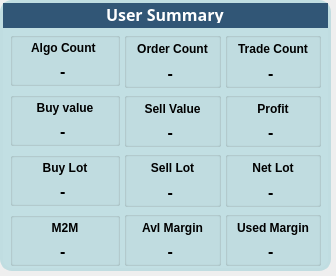
Qt form Cards/summary_cards.ui (Likithanaidu07/qt) before a commit.
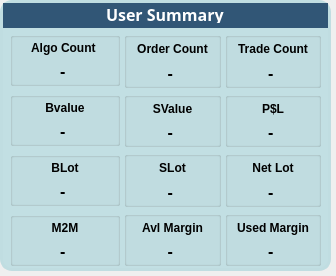
The same form after that commit. Icons and pictures are not drawn.

Diff of the .ui file:
```diff
--- a/Cards/summary_cards.ui
+++ b/Cards/summary_cards.ui
@@ -246,7 +246,7 @@
               </font>
              </property>
              <property name="text">
-              <string>Buy value</string>
+              <string>Bvalue</string>
              </property>
              <property name="alignment">
               <set>Qt::AlignCenter</set>
@@ -293,7 +293,7 @@
               </font>
              </property>
              <property name="text">
-              <string>Buy Lot</string>
+              <string>BLot</string>
              </property>
              <property name="alignment">
               <set>Qt::AlignCenter</set>
@@ -450,7 +450,7 @@
               </font>
              </property>
              <property name="text">
-              <string>Sell Value</string>
+              <string>SValue</string>
              </property>
              <property name="alignment">
               <set>Qt::AlignCenter</set>
@@ -515,7 +515,7 @@
               </font>
              </property>
              <property name="text">
-              <string>Sell Lot</string>
+              <string>SLot</string>
              </property>
              <property name="alignment">
               <set>Qt::AlignCenter</set>
@@ -669,7 +669,7 @@
               </font>
              </property>
              <property name="text">
-              <string>Profit</string>
+              <string>P$L</string>
              </property>
              <property name="alignment">
               <set>Qt::AlignCenter</set>
```
Left out of the diff: 3 changed lines with no effect on the pictures.
